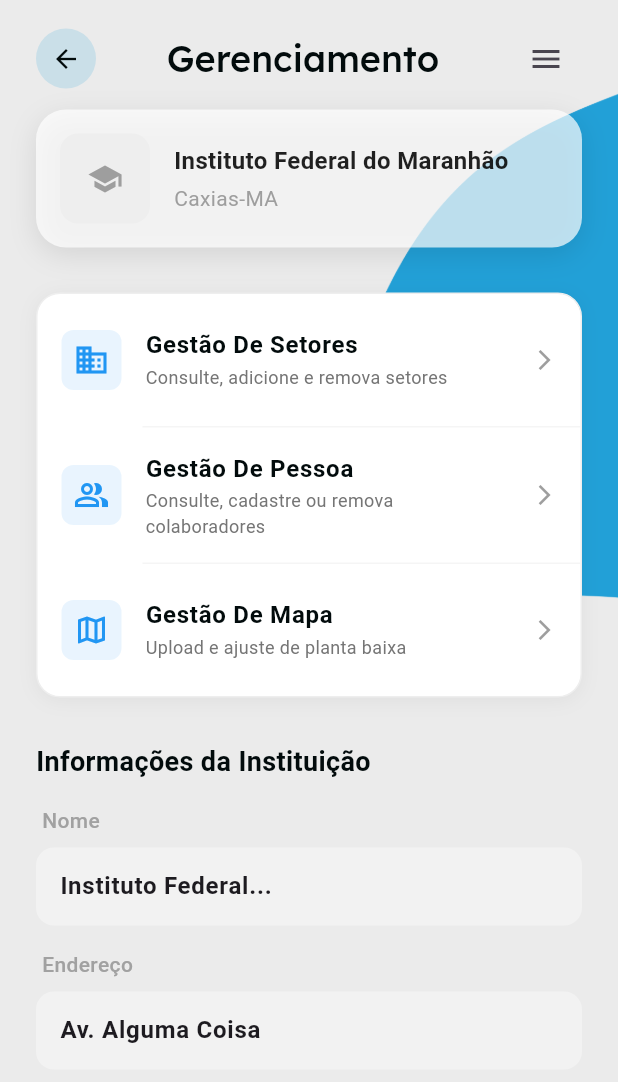
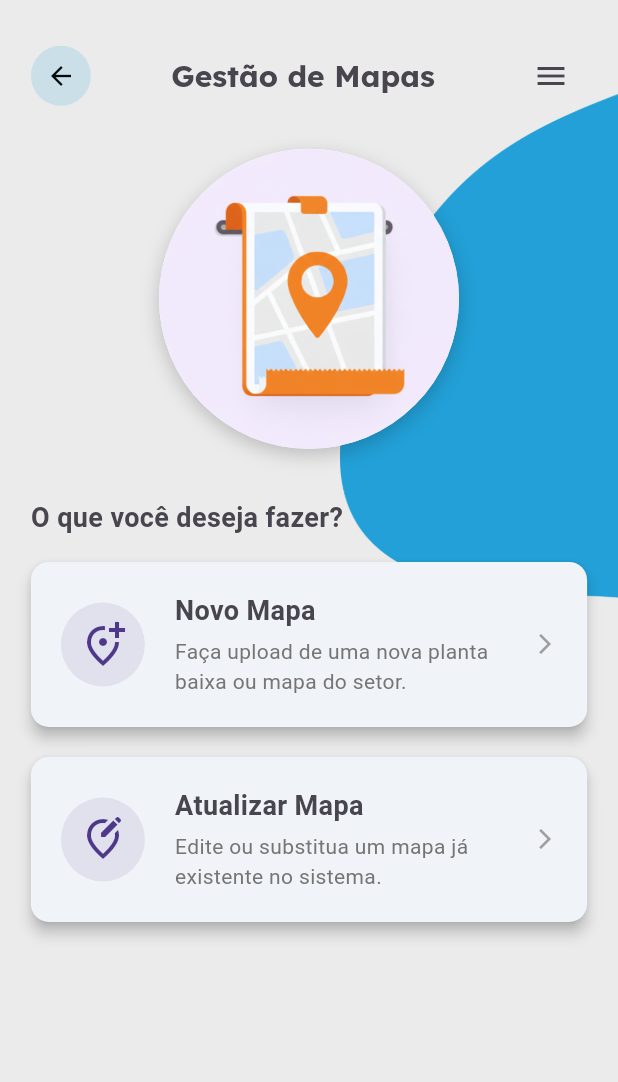
Before and after one commit to JonasNogueiraS/vektorIF, a Flutter app: the ManagementScreen screen opened by its route, after a tap on "Gestão De Mapa", on a phone screen of 412 x 824 dp. Shown: the top 1082 px of the screen. Run offline on Flutter 3.47's test engine with Material 3 defaults, Android fonts, the phone set to English and light mode, and no system bars; our stand-ins replace google_fonts.

Commit message:
feat: adicionado tela MapRegister e MapOptionCard widget
- Implementado tela MapRegister com opções para gerenciar mapas.
- Criado widget MapOptionCard para exibir opções de criação e atualização de mapas.

```diff
--- a/lib/main.dart
+++ b/lib/main.dart
@@ -1,6 +1,7 @@
 import 'package:flutter/material.dart';
 import 'package:vektor_if/core/themes/app_theme.dart';
 import 'package:vektor_if/screens/collaborators/collaborators_register.dart';
+import 'package:vektor_if/screens/map/map_register.dart';
 import 'package:vektor_if/screens/menagement/management.dart';
 import 'package:vektor_if/screens/primary/enter_app.dart';
 import 'package:vektor_if/screens/home/home_map.dart';
@@ -29,6 +30,7 @@
         '/management': (context) => const ManagementScreen(),
         '/sectors-register': (context) => const SectorRegisterScreen(),
         '/collaborators-register': (context) => const CollaboratorsRegister(),
+        '/map-register': (context) => const MapRegister(),
       },
     );
   }
--- /dev/null
+++ b/lib/screens/map/map_register.dart
@@ -0,0 +1,123 @@
+import 'package:flutter/material.dart';
+import 'package:vektor_if/core/themes/app_theme.dart';
+import 'package:vektor_if/core/themes/size_extensions.dart';
+import 'package:vektor_if/core/widgets/background_image.dart';
+import 'package:vektor_if/core/widgets/custom_back_button.dart';
+import 'package:vektor_if/screens/map/widget/map_option_card.dart';
+
+class MapRegister extends StatelessWidget {
+  const MapRegister({super.key});
+
+  @override
+  Widget build(BuildContext context) {
+    return Scaffold(
+      backgroundColor: AppTheme.colorBackground,
+      body: Stack(
+        children: [
+          const BackgroundImage(),
+          SafeArea(
+            child: SingleChildScrollView(
+              // evitar overflow em telas pequenas
+              child: Padding(
+                padding: EdgeInsets.symmetric(
+                  horizontal: context.percentWidth(0.05),
+                  vertical: context.percentHeight(0.02),
+                ),
+                child: Column(
+                  crossAxisAlignment: CrossAxisAlignment.start,
+                  children: [
+                    const SizedBox(height: 10),
+
+                    // --- HEADER ---
+                    Row(
+                      mainAxisAlignment: MainAxisAlignment.spaceBetween,
+                      children: [
+                        const CustomBackButtom(),
+                        Text(
+                          "Gestão de Mapas",
+                          style: Theme.of(context).textTheme.headlineSmall
+                              ?.copyWith(
+                                fontSize: 20,
+                                fontWeight: FontWeight.bold,
+                                color: const Color(0xff49454F),
+                              ),
+                        ),
+                        IconButton(
+                          onPressed: () {},
+                          icon: const Icon(
+                            Icons.menu,
+                            color: Color(0xff49454F),
+                          ),
+                        ),
+                      ],
+                    ),
+
+                    SizedBox(height: context.percentHeight(0.03)),
+
+                    // --- BANNER DE IMAGEM (NOVO) ---
+                    Center(
+                      child: Container(
+                        width: 200,
+                        height:200,
+                        decoration: BoxDecoration(
+                          color: Colors.white,
+                          shape: BoxShape.circle,
+                          boxShadow: [
+                            BoxShadow(
+                              color: Colors.black.withValues(alpha: 0.2),
+                              blurRadius: 10,
+                              offset: const Offset(0, 4),
+                            ),
+                          ],
+                          image: DecorationImage(
+                            image: AssetImage(
+                              'assets/images/ilustration_map_route.png',
+                            ),
+                            fit: BoxFit.cover,
+                          ),
+                        ),
+                      ),
+                    ),
+
+                    SizedBox(height: context.percentHeight(0.04)),
+
+                    const Text(
+                      "O que você deseja fazer?",
+                      style: TextStyle(
+                        fontSize: 18,
+                        fontWeight: FontWeight.bold,
+                        color: Color(0xff49454F),
+                      ),
+                    ),
+
+                    SizedBox(height: context.percentHeight(0.02)),
+
+                    // --- OPÇÃO 1: NOVO MAPA ---
+                    MapOptionCard(
+                      title: "Novo Mapa",
+                      subtitle:
+                          "Faça upload de uma nova planta baixa ou mapa do setor.",
+                      icon: Icons.add_location_alt_outlined,
+                      onTap: () {
+                      },
+                    ),
+
+                    // --- OPÇÃO 2: ATUALIZAR MAPA ---
+                    MapOptionCard(
+                      title: "Atualizar Mapa",
+                      subtitle:
+                          "Edite ou substitua um mapa já existente no sistema.",
+                      icon: Icons.edit_location_alt_outlined,
+                      onTap: () {
+                      },
+                    ),
+                  ],
+                ),
+              ),
+            ),
+          ),
+        ],
+      ),
+    );
+  }
+}
--- /dev/null
+++ b/lib/screens/map/widget/map_option_card.dart
@@ -0,0 +1,74 @@
+import 'package:flutter/material.dart';
+import 'package:vektor_if/core/themes/app_theme.dart'; // Ajuste conforme seu projeto
+
+class MapOptionCard extends StatelessWidget {
+  final String title;
+  final String subtitle;
+  final IconData icon;
+  final VoidCallback onTap;
+
+  const MapOptionCard({
+    super.key,
+    required this.title,
+    required this.subtitle,
+    required this.icon,
+    required this.onTap,
+  });
+
+  @override
+  Widget build(BuildContext context) {
+    return Card(
+      elevation: 4,
+      shape: RoundedRectangleBorder(borderRadius: BorderRadius.circular(12)),
+      margin: const EdgeInsets.only(bottom: 20),
+      child: InkWell(
+        onTap: onTap,
+        borderRadius: BorderRadius.circular(12),
+        child: Padding(
+          padding: const EdgeInsets.all(20),
+          child: Row(
+            children: [
+              Container(
+                padding: const EdgeInsets.all(12),
+                decoration: BoxDecoration(
+                  color: AppTheme.colorLogo.withOpacity(0.1), // Fundo suave do ícone
+                  shape: BoxShape.circle,
+                ),
+                child: Icon(
+                  icon,
+                  size: 32,
+                  color: AppTheme.colorLogo, // Cor principal
+                ),
+              ),
+              const SizedBox(width: 20),
+              Expanded(
+                child: Column(
+                  crossAxisAlignment: CrossAxisAlignment.start,
+                  children: [
+                    Text(
+                      title,
+                      style: const TextStyle(
+                        fontSize: 18,
+                        fontWeight: FontWeight.bold,
+                        color: Color(0xff49454F),
+                      ),
+                    ),
+                    const SizedBox(height: 4),
+                    Text(
+                      subtitle,
+                      style: TextStyle(
+                        fontSize: 14,
+                        color: Colors.grey.shade600,
+                      ),
+                    ),
+                  ],
+                ),
+              ),
+              const Icon(Icons.arrow_forward_ios, size: 16, color: Colors.grey),
+            ],
+          ),
+        ),
+      ),
+    );
+  }
+}
--- a/lib/screens/menagement/management.dart
+++ b/lib/screens/menagement/management.dart
@@ -54,7 +54,7 @@
                        Navigator.pushNamed(context, '/collaborators-register');
                     },
                     onMapTap: () {
-                      // Navigator.pushNamed(context, '/map');
+                      Navigator.pushNamed(context, '/map-register');
                     },
                   ),
 
```
Also changed, not shown: assets/images/ilustration_map_route.png (added).
